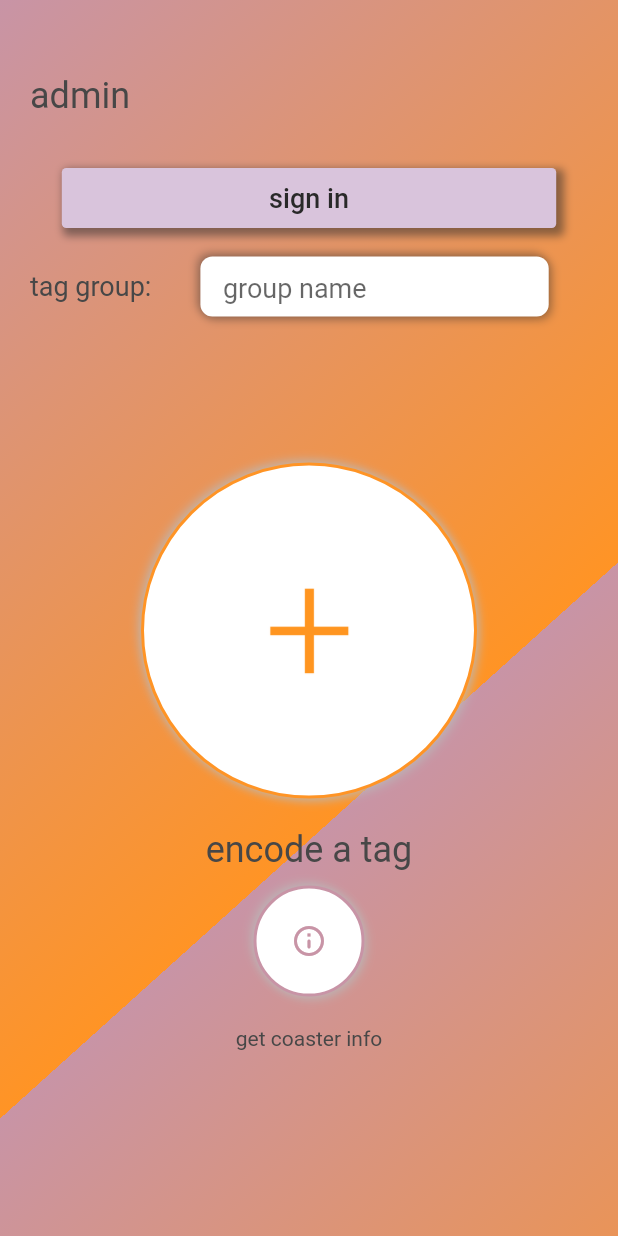
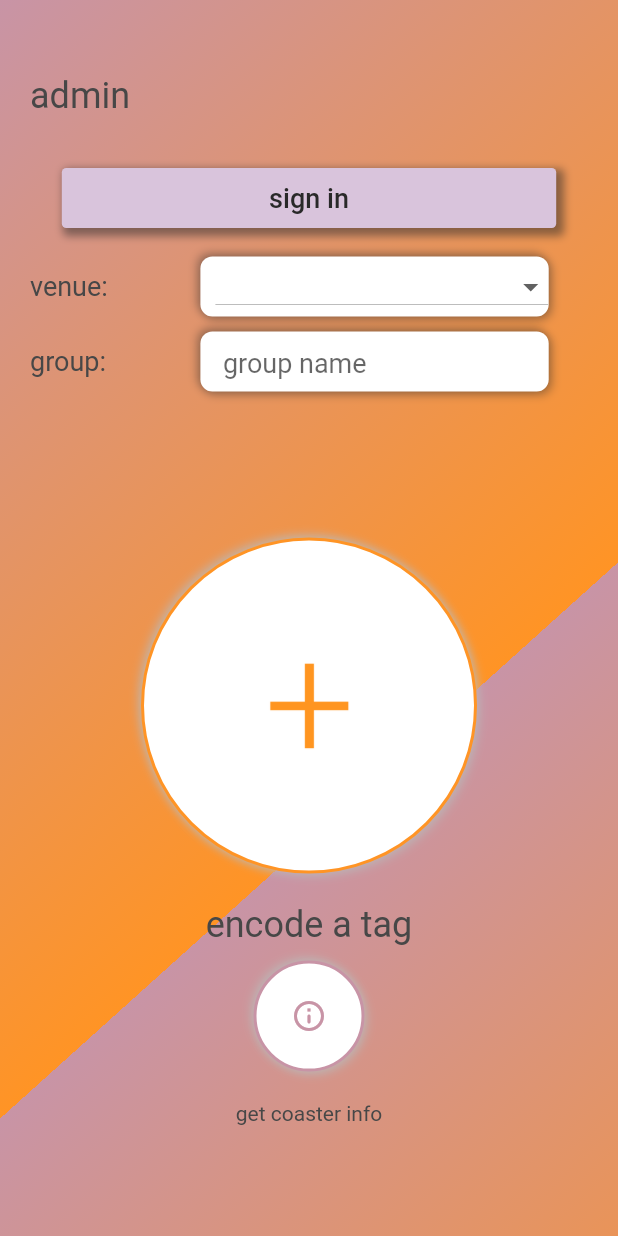
Before and after one commit to Fonz-Music/fonz_encoder, a Flutter app: the screen it shows after launch, on a phone screen of 412 x 824 dp. Run offline on Flutter 3.47's test engine with Material 2 defaults, Android fonts, the phone set to English and light mode, and no system bars; drawn by our look-alikes of flutter_neumorphic; our stand-ins replace dio, firebase_auth, firebase_core, flutter_dotenv, flutter_secure_storage and 2 more; missing offline and left inert: dart:ffi, nfc_in_flutter; accounts and stored records are empty; Roboto replaces fonts that are missing (MuseoSans-300).

Commit message:
added venue dropdown

```diff
--- a/lib/HomePage/HomeEncodePage.dart
+++ b/lib/HomePage/HomeEncodePage.dart
@@ -2,6 +2,7 @@ import 'dart:async';
 import 'dart:developer';
 import 'package:flutter/material.dart';
 import 'package:flutter_neumorphic/flutter_neumorphic.dart';
+import 'package:fonz_encoder/ApiFunctions/AdminWebApi.dart';
 import 'package:fonz_encoder/ApiFunctions/GuestApi/GuestGetCoasterApi.dart';
 import 'package:fonz_encoder/ApiFunctions/HostApi/CoasterManagementApi.dart';
 
@@ -28,7 +29,9 @@ String tagUid = "";
 bool launchedNfcToJoinParty = false;
 
 String groupCoasterBelongs = "";
+String venueTagBelongs = "";
 String commandToLaunch = "";
+List<String> _potentialVenues = ['party', 'pub', 'rest', 'fonzhq'];
 
 class HomeEncodePage extends StatefulWidget {
   HomeEncodePage({Key key, this.notifyParent}) : super(key: key);
@@ -88,7 +91,25 @@ class _HomeEncodePageState extends State<HomeEncodePage> {
                 width: width * 0.3,
                 padding: EdgeInsets.fromLTRB(20, 0, 0, 0),
                 child: Text(
-                  "tag group:",
+                  "venue:",
+                  style: TextStyle(
+                    fontFamily: FONZFONTTWO,
+                    fontSize: HEADINGFIVE,
+                    color: determineColorThemeTextInverse(),
+                  ),
+                  textAlign: TextAlign.left,
+                ),
+              ),
+              SelectVenue(),
+            ],
+          ),
+          Row(
+            children: [
+              Container(
+                width: width * 0.3,
+                padding: EdgeInsets.fromLTRB(20, 0, 0, 0),
+                child: Text(
+                  "group:",
                   style: TextStyle(
                     fontFamily: FONZFONTTWO,
                     fontSize: HEADINGFIVE,
@@ -98,6 +119,7 @@ class _HomeEncodePageState extends State<HomeEncodePage> {
                 ),
               ),
               GroupNameInput(),
+
             ],
           ),
 
@@ -108,7 +130,7 @@ class _HomeEncodePageState extends State<HomeEncodePage> {
           HomePageMainBody(widget.notifyParent),
           //   }
           // ),
-          Spacer()
+          // Spacer()
         ],
       ),
     );
@@ -133,7 +155,7 @@ class _HomeEncodePageState extends State<HomeEncodePage> {
     // if successful
     if (encodeTagResponse == "SUCCESS_ON_READ" ||
         encodeTagResponse == "NFC_NOT_SUPPORTED") {
-      Timer(Duration(milliseconds: 4000), () async {
+      Timer(Duration(milliseconds: 4500), () async {
         encodeTagResponse = "READING_TAG";
         // widget.notifyParent();
 
@@ -142,6 +164,7 @@ class _HomeEncodePageState extends State<HomeEncodePage> {
         }
         else if (commandToLaunch == "GET_COASTER_INFO") {
           var coasterInfo = await GuestGetCoasterApi.getCoasterDetails(tagUid);
+          // var coasterInfo = await AdminWebApi.getAdminCoasterDetails(tagUid);
           // var coasterInfo = await CoasterManagementApi.getSingleOwnedCoaster(tagUid);
           log("coaster info is " + coasterInfo.toString());
           showModalBottomSheet<dynamic>(context: context,
@@ -186,7 +209,7 @@ class _HomeEncodePageState extends State<HomeEncodePage> {
       );
     } else if (encodeTagResponse == "HOME") {
       return Container(
-        height: height * 0.7,
+        // height: height * 0.7,
         child: Column(
           children: [
             Container(
@@ -319,6 +342,55 @@ class _HomeEncodePageState extends State<HomeEncodePage> {
       ),
     );
   }
+  Widget SelectVenue() {
+    final size = MediaQuery.of(context).size;
+    final width = size.width;
+    final height = size.height;
+    return Container(
+      padding: EdgeInsets.fromLTRB(10, 5, 5, 5),
+      height: 50,
+      width: width * 0.6,
+      child: Neumorphic(
+        style: NeumorphicStyle(
+            color: Colors.white,
+            shadowDarkColor: SHADOWGREY,
+            shadowLightColor: SHADOWGREY),
+        child: Container(
+          padding: EdgeInsets.fromLTRB(10,0, 0, 0),
+          child: DropdownButton<String>(
+            hint: venueTagBelongs == null
+                ? Text('dropdown')
+                : Text(
+              venueTagBelongs,
+              style: TextStyle(
+                fontFamily: FONZFONTTWO,
+                fontSize: HEADINGFIVE,
+                color: DARKERGREY,
+              ),
+            ),
+            style: TextStyle(
+              fontFamily: FONZFONTTWO,
+              fontSize: HEADINGFIVE,
+              color: DARKERGREY,
+            ),
+            isExpanded: true,
+            onChanged: (value) {
+              setState(() {
+                print("venue " + value);
+                venueTagBelongs = value;
+              });
+            },
+            items: _potentialVenues.map((String value) {
+              return new DropdownMenuItem<String>(
+                value: value,
+                child: Text(value),
+              );
+            }).toList(),
+          ),
+        )
+      ),
+    );
+  }
 //
 //   Widget GroupNameInput1() {
 //     final size = MediaQuery.of(context).size;
```
Also changed, not shown: lib/ApiFunctions/AdminWebApi.dart (+63 -0 lines).
